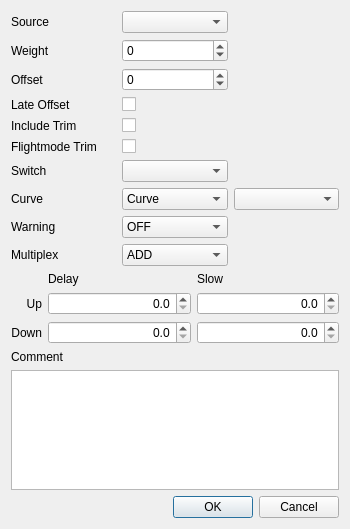
Before: the Qt Designer form src/eepskye/src/mixerdialog.ui in xhorizont/eepe, drawn with Qt 5.
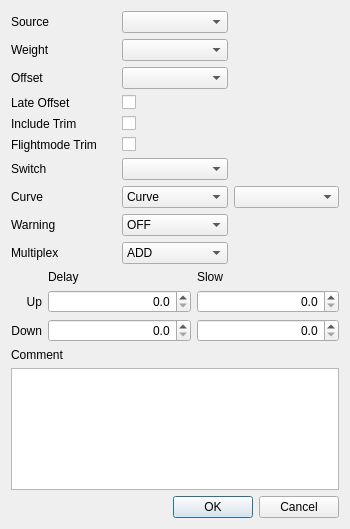
After: the same form once the commit is applied. Icons and pictures are not drawn.

The edit to the form file:
```diff
--- a/src/eepskye/src/mixerdialog.ui
+++ b/src/eepskye/src/mixerdialog.ui
@@ -293,26 +293,6 @@
        </property>
       </widget>
      </item>
-     <item row="2" column="2">
-      <widget class="QSpinBox" name="offsetSB">
-       <property name="whatsThis">
-        <string>&lt;!DOCTYPE HTML PUBLIC &quot;-//W3C//DTD HTML 4.0//EN&quot; &quot;http://www.w3.org/TR/REC-html40/strict.dtd&quot;&gt;
-&lt;html&gt;&lt;head&gt;&lt;meta name=&quot;qrichtext&quot; content=&quot;1&quot; /&gt;&lt;style type=&quot;text/css&quot;&gt;
-p, li { white-space: pre-wrap; }
-&lt;/style&gt;&lt;/head&gt;&lt;body style=&quot; font-family:'MS Shell Dlg 2'; font-size:8.25pt; font-weight:400; font-style:normal;&quot;&gt;
-&lt;p style=&quot; margin-top:0px; margin-bottom:0px; margin-left:0px; margin-right:0px; -qt-block-indent:0; text-indent:0px;&quot;&gt;This value is added to the &lt;span style=&quot; font-weight:600;&quot;&gt;input &lt;/span&gt;of the mixer.&lt;/p&gt;&lt;/body&gt;&lt;/html&gt;</string>
-       </property>
-       <property name="alignment">
-        <set>Qt::AlignLeading|Qt::AlignLeft|Qt::AlignVCenter</set>
-       </property>
-       <property name="minimum">
-        <number>-125</number>
-       </property>
-       <property name="maximum">
-        <number>125</number>
-       </property>
-      </widget>
-     </item>
      <item row="1" column="1">
       <widget class="QLabel" name="label_3">
        <property name="text">
@@ -327,22 +307,6 @@
        </property>
       </widget>
      </item>
-     <item row="1" column="2">
-      <widget class="QSpinBox" name="weightSB">
-       <property name="whatsThis">
-        <string>The value of the mixer is multiplied by this value and divided by 100.</string>
-       </property>
-       <property name="alignment">
-        <set>Qt::AlignLeading|Qt::AlignLeft|Qt::AlignVCenter</set>
-       </property>
-       <property name="minimum">
-        <number>-125</number>
-       </property>
-       <property name="maximum">
-        <number>125</number>
-       </property>
-      </widget>
-     </item>
      <item row="0" column="2">
       <widget class="QComboBox" name="sourceCB">
        <property name="whatsThis">
@@ -451,6 +415,20 @@
        </property>
       </widget>
      </item>
+     <item row="1" column="2">
+      <widget class="QComboBox" name="weightCB">
+       <property name="whatsThis">
+        <string>The curve used by the mix</string>
+       </property>
+      </widget>
+     </item>
+     <item row="2" column="2">
+      <widget class="QComboBox" name="offsetCB">
+       <property name="whatsThis">
+        <string>The curve used by the mix</string>
+       </property>
+      </widget>
+     </item>
     </layout>
    </item>
   </layout>
```
